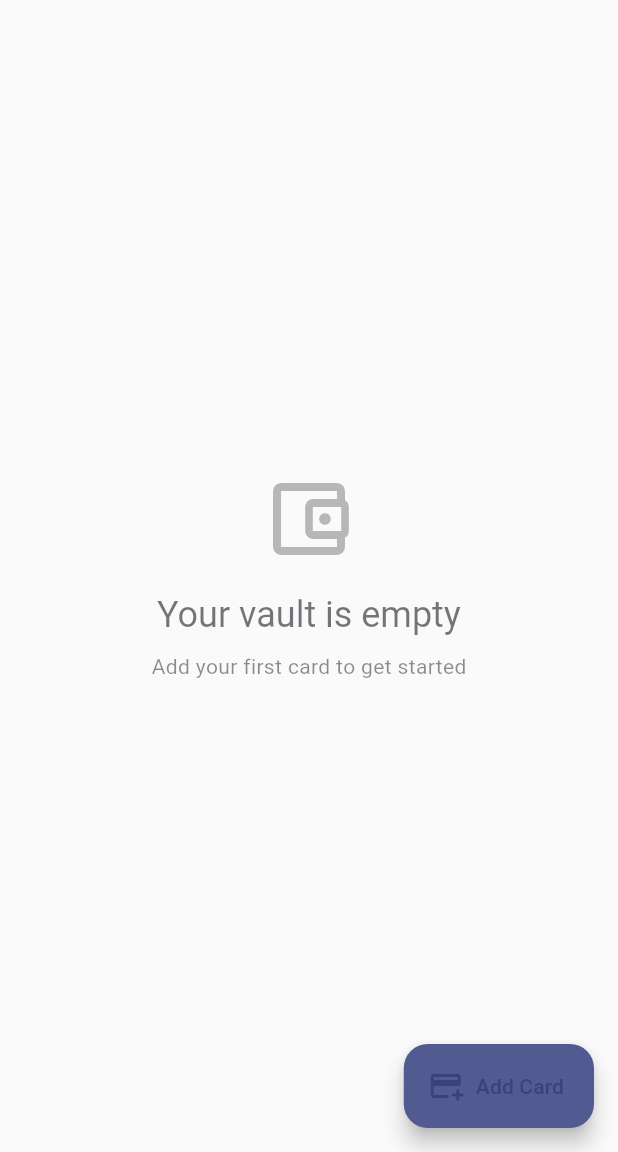
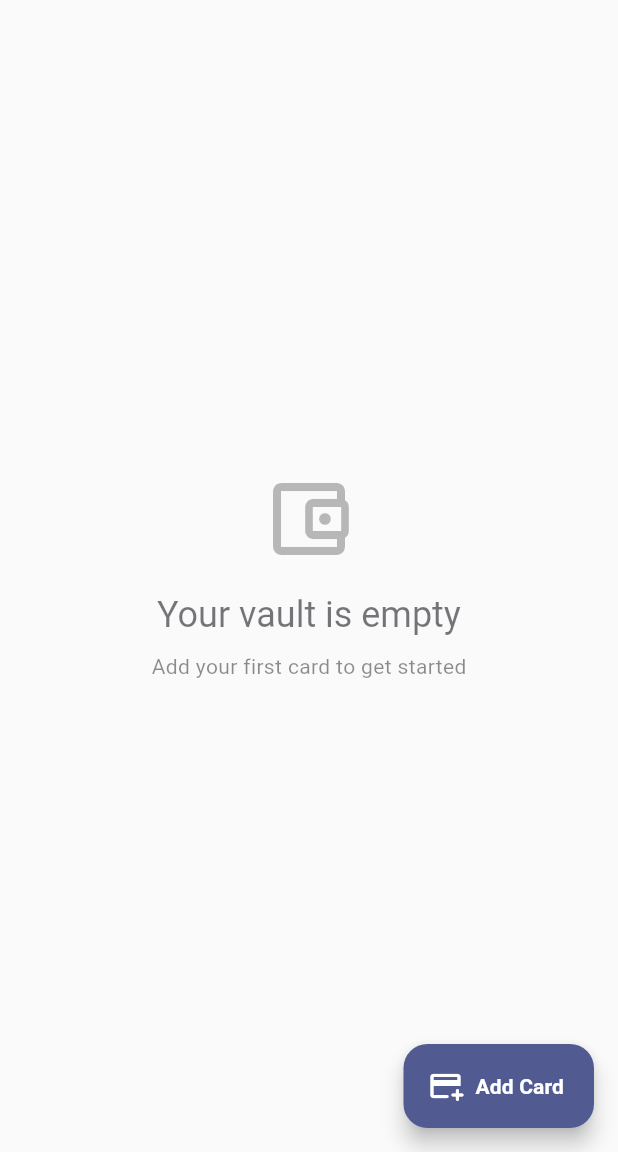
Before and after one commit to kandilidinesh/VaultDeck, a Flutter app: the screen it shows after launch, on a phone screen of 412 x 824 dp, the part 84-1236 px from its top. Run offline on Flutter 3.47's test engine with Material 3 defaults, Android fonts, the phone set to English and light mode, and no system bars; our stand-ins replace hive, hive_flutter; accounts and stored records are empty.

Commit message:
Enhance floating action button styling for dark mode support

```diff
--- a/lib/screens/home_page.dart
+++ b/lib/screens/home_page.dart
@@ -176,9 +176,24 @@ class _HomePageState extends State<HomePage> {
       floatingActionButton: FloatingActionButton.extended(
         onPressed: _showAddCardDialog,
         tooltip: 'Add Card to Vault',
-        icon: const Icon(Icons.add_card_rounded),
-        label: const Text('Add Card'),
-        backgroundColor: Theme.of(context).colorScheme.primary,
+        icon: Icon(
+          Icons.add_card_rounded,
+          color: Theme.of(context).brightness == Brightness.dark
+              ? Colors.white
+              : Colors.white,
+        ),
+        label: Text(
+          'Add Card',
+          style: TextStyle(
+            color: Theme.of(context).brightness == Brightness.dark
+                ? Colors.white
+                : Colors.white,
+            fontWeight: FontWeight.bold,
+          ),
+        ),
+        backgroundColor: Theme.of(context).brightness == Brightness.dark
+            ? Colors.indigo.shade700
+            : Theme.of(context).colorScheme.primary,
       ),
     );
   }
```
